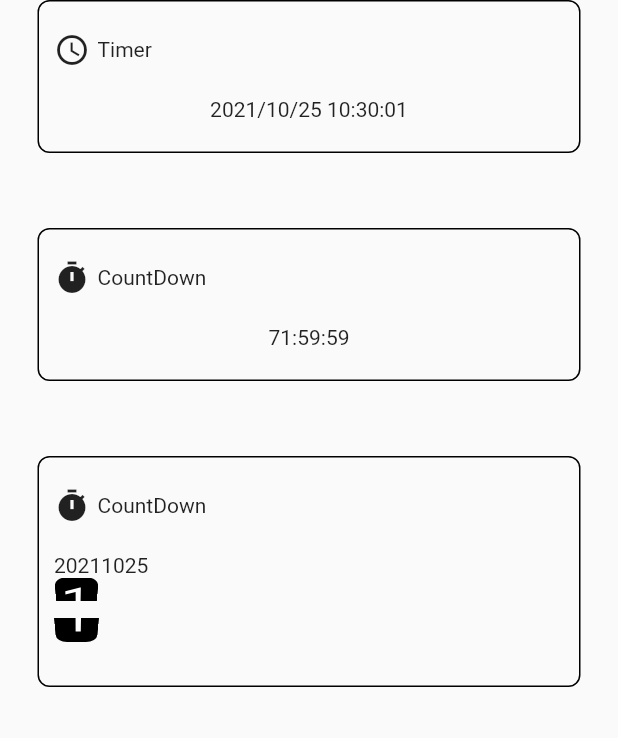
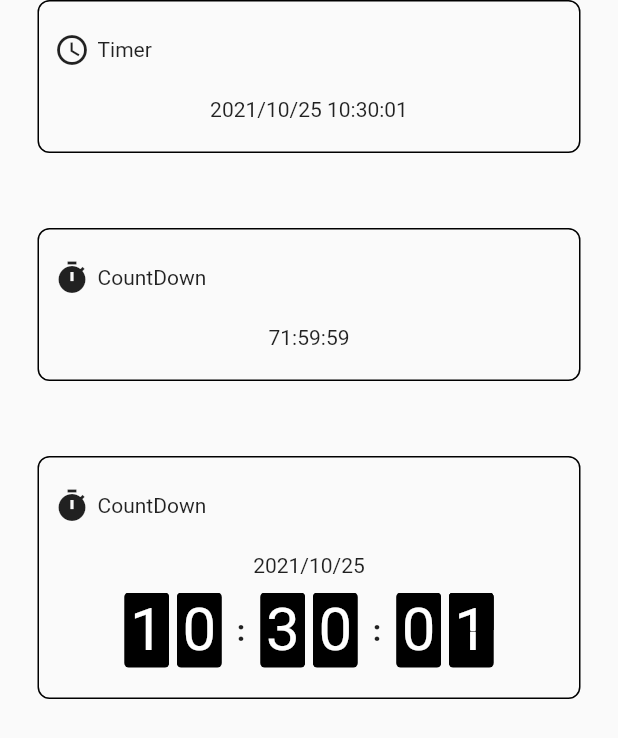
Before and after one commit to workingscorpion/flutter-revolution, a Flutter app: the TimerPage screen opened by its route, on a phone screen of 412 x 824 dp. Shown: the top 738 px of the screen. Run offline on Flutter 3.47's test engine with Material 2 defaults, Android fonts, the phone set to English and light mode, and no system bars; drawn by our look-alikes of sticky_headers; our stand-ins replace fluttertoast, local_auth, mobx; missing offline and left inert: flip_panel; generated files the repository leaves out were written again.

Commit message:
feat: flipclock

```diff
--- a/lib/components/flipClock.dart
+++ b/lib/components/flipClock.dart
@@ -1,8 +1,9 @@
 import 'dart:async';
-import 'dart:math';
+import 'dart:math' as math;
 
 import 'package:flip_panel/flip_panel.dart';
 import 'package:flutter/material.dart';
+import 'package:intl/intl.dart';
 
 class FlipClock extends StatefulWidget {
   FlipClock({Key key}) : super(key: key);
@@ -11,81 +12,139 @@ class FlipClock extends StatefulWidget {
   _FlipClockState createState() => _FlipClockState();
 }
 
-class _FlipClockState extends State<FlipClock> {
-  int year;
-  int month;
-  int day;
-  int hour;
-  int minute;
-  int second;
+class _FlipClockState extends State<FlipClock>
+    with SingleTickerProviderStateMixin {
+  List<String> firstHour = ["0", "0"];
+  List<String> lastHour = ["0", "0"];
+  List<String> firstMinute = ["0", "0"];
+  List<String> lastMinute = ["0", "0"];
+  List<String> firstSecond = ["0", "0"];
+  List<String> lastSecond = ["0", "0"];
   Timer timer;
+
+  AnimationController controller;
+  Animation topAnimation;
+  Animation bottomAnimation;
+  bool running = true;
 
   @override
   void initState() {
+    setController();
     getTime();
-    timer = Timer.periodic(Duration(seconds: 1), (Timer timer) => getTime());
+    timer = Timer.periodic(
+      Duration(milliseconds: 1000),
+      (Timer timer) => getTime(),
+    );
+
     super.initState();
   }
 
   @override
   void dispose() {
     timer.cancel();
+    topAnimation.removeListener(() {});
+    bottomAnimation.removeListener(() {});
+    controller.removeListener(() {});
+    controller.dispose();
     super.dispose();
+  }
+
+  setController() {
+    controller =
+        AnimationController(duration: Duration(milliseconds: 400), vsync: this)
+          ..addStatusListener((status) {
+            print(status);
+            if (status == AnimationStatus.completed) {
+              controller.reset();
+            }
+            if (status == AnimationStatus.dismissed) {
+              // _currentValue = _nextValue;
+              running = false;
+            }
+          })
+          ..addListener(() {
+            setState(() {
+              running = true;
+            });
+          });
+    topAnimation = Tween(begin: 0.0, end: 1.5).animate(CurvedAnimation(
+      parent: controller,
+      curve: Interval(0.0, 0.5),
+    ))
+      ..addListener(() {
+        setState(() {});
+      });
+
+    bottomAnimation = Tween(begin: 1.5, end: 0.0).animate(CurvedAnimation(
+      parent: controller,
+      curve: Interval(0.5, 1.0),
+    ))
+      ..addListener(() {
+        setState(() {});
+      });
   }
 
   resetTime() {
     final now = DateTime.now();
-    year = now.year;
-    month = now.month;
-    day = now.day;
-    hour = now.hour;
-    minute = now.minute;
-    second = now.second;
+    final hourSplit =
+        "${now.hour < 10 ? '0${now.hour}' : '${now.hour}'}".split("");
+    final minuteSplit =
+        "${now.minute < 10 ? '0${now.minute}' : '${now.minute}'}".split("");
+    final secondSplit =
+        "${now.second < 10 ? '0${now.second}' : '${now.second}'}".split("");
+    final a = firstSecond.sublist(1);
+    final d = a..add(secondSplit.first);
+    print(d);
+    firstHour = firstHour.sublist(1)..add(hourSplit.first);
+    lastHour = lastHour.sublist(1)..add(hourSplit.last);
+    firstMinute = firstMinute.sublist(1)..add(minuteSplit.first);
+    lastMinute = lastMinute.sublist(1)..add(minuteSplit.last);
+    firstSecond = firstSecond.sublist(1)..add(secondSplit.first);
+    lastSecond = lastSecond.sublist(1)..add(secondSplit.last);
+    setState(() {});
   }
 
   getTime() {
-    final now = DateTime.now();
-    if (year != now.year) {
-      year = now.year;
-    }
-    if (month != now.month) {
-      month = now.month;
-    }
-    if (day != now.day) {
-      day = now.day;
-    }
-    if (hour != now.hour) {
-      hour = now.hour;
-    }
-    if (minute != now.minute) {
-      minute = now.minute;
-    }
-    if (second != now.second) {
-      second = now.second;
-    }
-    setState(() {});
+    resetTime();
+    controller.forward();
   }
 
   @override
   Widget build(BuildContext context) {
     return Container(
       child: Column(
+        crossAxisAlignment: CrossAxisAlignment.center,
         children: [
-          Row(
-            children: [
-              Text(year.toString()),
-              Text(month.toString()),
-              Text(day.toString()),
-            ],
+          Container(
+            margin: EdgeInsets.only(bottom: 10),
+            child: Text('${DateFormat("yyyy/MM/dd").format(DateTime.now())}'),
           ),
           Row(
+            mainAxisAlignment: MainAxisAlignment.center,
             children: [
-              // flip(date.hour),
-              flip(minute),
+              flips(firstHour, lastHour),
               Container(
-                margin: EdgeInsets.only(right: 10),
+                margin: EdgeInsets.symmetric(horizontal: 10),
+                child: Text(
+                  ':',
+                  style: TextStyle(
+                    fontSize: 20,
+                    fontWeight: FontWeight.bold,
                   ),
-              // flip(second),
+                ),
+              ),
+              flips(firstMinute, lastMinute),
+              Container(
+                margin: EdgeInsets.symmetric(horizontal: 10),
+                child: Text(
+                  ':',
+                  style: TextStyle(
+                    fontSize: 20,
+                    fontWeight: FontWeight.bold,
+                  ),
+                ),
+              ),
+              flips(firstSecond, lastSecond),
             ],
           ),
         ],
@@ -93,91 +152,87 @@ class _FlipClockState extends State<FlipClock> {
     );
   }
 
-  flip(int value) => Column(
+  flips(List<String> first, List<String> last) => Container(
+        child: Row(
+          children: [
+            flip(first),
+            Container(
+              width: 5,
+            ),
+            flip(last),
+          ],
+        ),
+      );
+
+  Widget flip(List<String> value) => Column(
         mainAxisSize: MainAxisSize.min,
+        mainAxisAlignment: MainAxisAlignment.center,
+        crossAxisAlignment: CrossAxisAlignment.center,
         children: [
-          Transform(
+          topFlip(value),
+          bottomFlip(value),
+        ],
+      );
+
+  topFlip(List<String> value) => Stack(
+        children: [
+          topChild(value.last),
+          value.first != value.last
+              ? Transform(
                   transform: Matrix4.identity()
-              ..setEntry(3, 2, 0.006)
-              ..rotateX(pi / 4),
+                    ..setEntry(3, 2, 0.003)
+                    ..rotateX(topAnimation.value),
+                  alignment: Alignment.bottomCenter,
+                  child: topChild(value.last),
+                  // child: topChild((int.parse(value.last) + 1).toString()),
+                )
+              : Container(),
+        ],
+      );
+
+  bottomFlip(List<String> value) => Stack(
+        children: [
+          bottomChild(value.last),
+          value.first != value.last
+              ? Transform(
+                  transform: Matrix4.identity()
+                    ..setEntry(3, 2, 0.003)
+                    ..rotateX(bottomAnimation.value),
                   alignment: Alignment.topCenter,
-            // alignment: Alignment.bottomCenter,
-            child: ClipRect(
+                  child: bottomChild(value.last),
+                  // child: bottomChild((int.parse(value.last) + 1).toString()),
+                )
+              : Container(),
+        ],
+      );
+
+  topChild(String value) => ClipRect(
         child: Align(
           alignment: Alignment.topCenter,
           heightFactor: 0.5,
-                child: child(),
+          child: child(value),
         ),
-            ),
-            // child: ClipRect(
-            //     child: Align(
-            //   alignment: Alignment.topCenter,
-            //   heightFactor: 0.5,
-            //   child: child(),
-            // )),
-          ),
-          Padding(
-            padding: EdgeInsets.only(top: 2.0),
-          ),
-          Transform(
-            transform: Matrix4.identity()
-              ..setEntry(3, 2, 0.006)
-              ..rotateX(pi / 4),
-            alignment: Alignment.topCenter,
-            // alignment: Alignment.bottomCenter,
-            child: ClipRect(
+      );
+
+  bottomChild(String value) => ClipRect(
         child: Align(
           alignment: Alignment.bottomCenter,
           heightFactor: 0.5,
-                child: child(),
+          child: child(value),
         ),
-            ),
-            // child: ClipRect(
-            //     child: Align(
-            //   alignment: Alignment.bottomCenter,
-            //   heightFactor: 0.5,
-            //   child: child(),
-            // )),
-          ),
-        ],
       );
 
-  child() => Container(
+  child(String value) => Container(
         height: 50,
         width: 30,
         decoration: BoxDecoration(
-          borderRadius: BorderRadius.circular(8),
+          borderRadius: BorderRadius.circular(3),
           color: Colors.black,
         ),
         alignment: Alignment.center,
         child: Text(
-          '1',
+          '$value',
           style: TextStyle(color: Colors.white, fontSize: 40),
         ),
       );
-
-  // flip(int value) =>
-
-  //     FlipPanel.builder(
-  //       itemBuilder: (context, index) {
-  //         return Container(
-  //           color: Colors.black,
-  //           padding: EdgeInsets.symmetric(horizontal: 6.0),
-  //           child: Text(
-  //             value < 10 ? '0$value' : '$value',
-  //             style: TextStyle(
-  //               fontWeight: FontWeight.bold,
-  //               fontSize: 50.0,
-  //               color: Colors.white,
-  //             ),
-  //           ),
-  //         );
-  //       },
-  //       itemsCount: 1,
-  //       // startIndex: DateTime.now().second,
-  //       period: Duration(milliseconds: 5000),
-  //       // loop: -1,
-  //       spacing: 0.0,
-  //     );
-
 }
```
Lines whose indentation alone changed are shown as unchanged.
